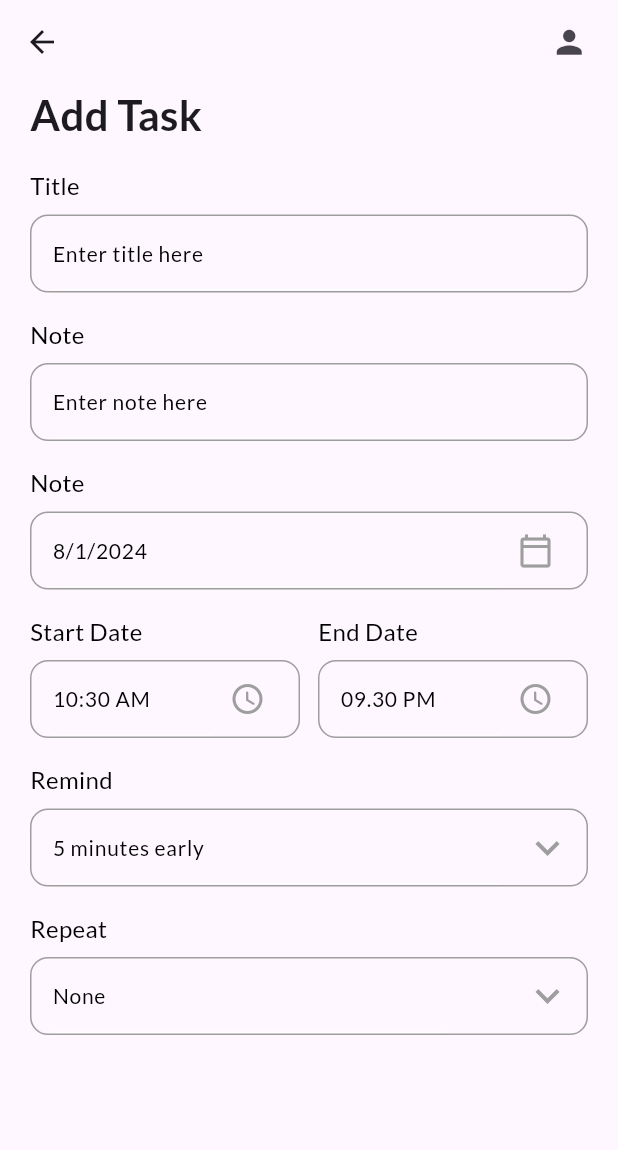
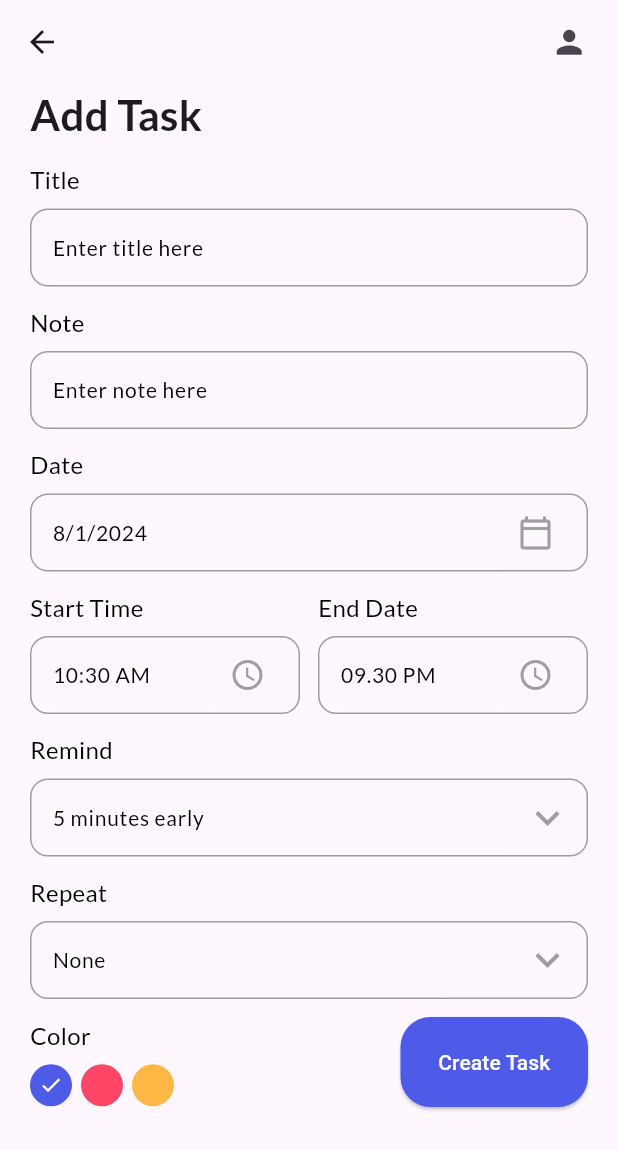
Before and after one commit to Ahmadpascal/MyTime, a Flutter app: the AddTaskPage screen opened directly, on a phone screen of 412 x 824 dp. Shown: the top 1150 px of the screen. Run offline on Flutter 3.47's test engine with Material 3 defaults, Android fonts, the phone set to English and light mode, and no system bars; our stand-ins replace bloc, date_picker_timeline, equatable, flutter_bloc, get, google_fonts and 1 more; accounts and stored records are empty.

Commit message:
modify add task function

```diff
--- a/lib/Bloc/AuthBloc/auth_bloc.dart
+++ b/lib/Bloc/AuthBloc/auth_bloc.dart
@@ -8,7 +8,7 @@ part 'auth_event.dart';
 part 'auth_state.dart';
 
 class AuthBloc extends Bloc<AuthEvent, AuthState> {
-  final Repository repository;
+  final AuthService repository;
   AuthBloc(this.repository) : super(AuthInitial()) {
 
     on<LoginEvent>((event, emit) async{
@@ -44,7 +44,7 @@ class AuthBloc extends Bloc<AuthEvent, AuthState> {
             ));
 
         if(res>0){
-          Users usr = await repository.getLoggedIn(event.users.username);
+          // Users usr = await repository.getLoggedIn(event.users.username);
           emit(SuccessRegister());
           // emit(Authenticated(usr));
         }else if (res == 0){
--- a/lib/DatabaseHelper/repository.dart
+++ b/lib/DatabaseHelper/repository.dart
@@ -1,15 +1,16 @@
 
 import 'package:mytime/DatabaseHelper/connection.dart';
 import 'package:mytime/DatabaseHelper/tables.dart';
+import 'package:mytime/Models/task.dart';
 
 import '../Models/users.dart';
 
-class Repository{
+class AuthService{
   final DatabaseHelper databaseHelper = DatabaseHelper();
 
   //Authentication
    Future<bool> authenticate(Users users)async{
-   final db = await databaseHelper.initDB();
+   final db = await databaseHelper.database;
    final authenticated = await db.query(Tables.userTableName, where: "username = ? AND password = ? ",whereArgs: [users.username, users.password]);
    if(authenticated.isNotEmpty){
      return true;
@@ -20,7 +21,7 @@ class Repository{
 
    //Sign up new account
    Future<int> registerUser(Users users)async{
-     final db = await databaseHelper.initDB();
+     final db = await databaseHelper.database;
      final res = await db.query(Tables.userTableName,where: "username = ?",whereArgs: [users.username]);
      if(res.isNotEmpty){
        return 0;
@@ -32,7 +33,7 @@ class Repository{
 
    //Get logged in user
    Future<Users> getLoggedIn(String username)async{
-     final db = await databaseHelper.initDB();
+     final db = await databaseHelper.database;
      final result = await db.query(Tables.userTableName,where: "username = ?",whereArgs: [username]);
      if(result.isNotEmpty){
        return Users.fromMap(result.first);
@@ -40,7 +41,41 @@ class Repository{
        throw Exception("User $username not found");
      }
    }
+ }
 
+ class TaskRepository {
+  final DatabaseHelper _dbHelper = DatabaseHelper();
 
+  Future<int> addTask(Task task) async {
+    final db = await _dbHelper.database;
+    return await db.insert('tasks', task.toJson());
+  }
 
- }
+  Future<List<Task>> getTasks() async {
+    final db = await _dbHelper.database;
+    final List<Map<String, dynamic>> maps = await db.query('tasks');
+    return List.generate(maps.length, (i) {
+      return Task.fromJson(maps[i]);
+    });
+  }
+
+  Future<int> updateTask(Task task) async {
+    final db = await _dbHelper.database;
+    return await db.update(
+      'tasks',
+      task.toJson(),
+      where: 'id = ?',
+      whereArgs: [task.id],
+    );
+  }
+
+  Future<int> deleteTask(int id) async {
+    final db = await _dbHelper.database;
+    return await db.delete(
+      'tasks',
+      where: 'id = ?',
+      whereArgs: [id],
+    );
+  }
+
+}
--- /dev/null
+++ b/lib/Models/task.dart
@@ -0,0 +1,53 @@
+class Task{
+  int? id;
+  String? title;
+  String? note;
+  int? isCompleted;
+  String? date;
+  String? starTime;
+  String? endTime;
+  int? color;
+  int? remind;
+  String? repeat;
+
+  Task({
+    this.id,
+    this.title,
+    this.note,
+    this.isCompleted,
+    this.date,
+    this.starTime,
+    this.endTime,
+    this.color,
+    this.remind,
+    this.repeat
+  });
+
+  Task.fromJson(Map<String, dynamic> json){
+    id = json["id"];
+    title = json["title"];
+    note = json["note"];
+    isCompleted = json["isCompleted"];
+    date = json["date"];
+    starTime = json["starTime"];
+    endTime = json["endTime"];
+    color = json["color"];
+    remind = json["remind"];
+    repeat = json["repeat"];
+  }
+
+  Map<String, dynamic> toJson() {
+    final Map<String, dynamic> data = <String, dynamic>{};
+    data['id'] = id;
+    data['title'] = title;
+    data['note'] = note;
+    data['isCompleted'] = isCompleted;
+    data['date'] = date;
+    data['starTime'] = starTime;
+    data['endTime'] = endTime;
+    data['color'] = color;
+    data['remind'] = remind;
+    data['repeat'] = repeat;
+    return data;
+  }
+}
--- /dev/null
+++ b/lib/controllers/task_controllers.dart
@@ -0,0 +1,16 @@
+import 'package:get/get.dart';
+import 'package:mytime/DatabaseHelper/repository.dart';
+import 'package:mytime/Models/task.dart';
+
+class TaskControllers extends GetxController{
+  final TaskRepository taskRepository = TaskRepository();
+
+  @override
+  void onReady() {
+    super.onReady();
+  }
+
+  Future<void> addTask({required Task task}) async{
+    await taskRepository.addTask(task);
+  }
+}
--- a/lib/main.dart
+++ b/lib/main.dart
@@ -7,7 +7,7 @@ import 'package:flutter_bloc/flutter_bloc.dart';
 
 import 'Bloc/AuthBloc/auth_bloc.dart';
 
-void main() {
+void main() async {
   SystemChrome.setSystemUIOverlayStyle(
       const SystemUiOverlayStyle(
         statusBarColor: Colors.transparent,
@@ -26,7 +26,7 @@ class MyApp extends StatelessWidget {
   @override
   Widget build(BuildContext context) {
     return BlocProvider(
-      create: (context) => AuthBloc(Repository()),
+      create: (context) => AuthBloc(AuthService()),
       child: GetMaterialApp(
         debugShowCheckedModeBanner: false,
         title: 'Flutter Demo',
--- a/lib/screens/add_task_bar.dart
+++ b/lib/screens/add_task_bar.dart
@@ -1,6 +1,10 @@
 import 'package:flutter/material.dart';
+import 'package:get/get.dart';
 import 'package:intl/intl.dart';
+import 'package:mytime/Models/task.dart';
+import 'package:mytime/controllers/task_controllers.dart';
 import 'package:mytime/widgets/input_field.dart';
+import 'package:mytime/widgets/mybutton.dart';
 import 'package:mytime/widgets/theme.dart';
 
 class AddTaskPage extends StatefulWidget {
@@ -11,6 +15,9 @@ class AddTaskPage extends StatefulWidget {
 }
 
 class _AddTaskPageState extends State<AddTaskPage> {
+  final TaskControllers taskControllers = Get.put(TaskControllers());
+  final title = TextEditingController();
+  final note = TextEditingController();
   DateTime _selectedDate = DateTime.now();
   String _startTime = DateFormat("hh:mm a").format(DateTime.now()).toString();
   String _endTime = "09.30 PM";
@@ -19,6 +26,8 @@ class _AddTaskPageState extends State<AddTaskPage> {
 
   String selectedRepeat = "None";
   List<String> repeatList = ["None", "Daily", "Weekly", "Monthly"];
+
+  int selectedColor = 0;
   @override
   Widget build(BuildContext context) {
     return Scaffold(
@@ -33,18 +42,19 @@ class _AddTaskPageState extends State<AddTaskPage> {
                 "Add Task",
                 style: headingStyle,
               ),
-              const MyInputField(
+              MyInputField(
                 title: "Title",
                 hint: "Enter title here",
-                // controller: title
+                controller: title
               ),
-              const MyInputField(
+              MyInputField(
                 title: "Note",
                 hint: "Enter note here",
+                controller: note
                 // controller: title
               ),
               MyInputField(
-                title: "Note",
+                title: "Date",
                 hint: DateFormat.yMd().format(_selectedDate),
                 widget: IconButton(
                     onPressed: () {
@@ -58,7 +68,7 @@ class _AddTaskPageState extends State<AddTaskPage> {
                 children: [
                   Expanded(
                       child: MyInputField(
-                    title: "Start Date",
+                    title: "Start Time",
                     hint: _startTime,
                     widget: IconButton(
                         onPressed: () {
@@ -118,10 +128,12 @@ class _AddTaskPageState extends State<AddTaskPage> {
                   elevation: 4,
                   style: subTitleStyle,
                   underline: Container(width: 0),
-                  items: repeatList.map<DropdownMenuItem<String>>((String? value) {
+                  items:
+                      repeatList.map<DropdownMenuItem<String>>((String? value) {
                     return DropdownMenuItem<String>(
                       value: value,
-                      child: Text(value!, style: const TextStyle(color: Colors.grey)),
+                      child: Text(value!,
+                          style: const TextStyle(color: Colors.grey)),
                     );
                   }).toList(),
                   onChanged: (String? newValue) {
@@ -130,11 +142,96 @@ class _AddTaskPageState extends State<AddTaskPage> {
                     });
                   },
                 ),
+              ),
+              const SizedBox(height: 12),
+              Row(
+                mainAxisAlignment: MainAxisAlignment.spaceBetween,
+                crossAxisAlignment: CrossAxisAlignment.center,
+                children: [
+                  colorPallete(),
+                  MyButton(
+                    label: "Create Task",
+                    onPressed: () {
+                      validateDate();
+                    }
+                  )
+                ],
               )
             ],
           ),
         ),
       ),
+    );
+  }
+
+  validateDate() {
+    if (title.text.isNotEmpty&&note.text.isNotEmpty) {
+      addTaskToDb();
+      Get.back();
+    } else if(title.text.isEmpty||note.text.isEmpty){
+      Get.snackbar(
+        "Required!", "Semua bidang wajib diisi",
+        snackPosition: SnackPosition.TOP,
+        backgroundColor: Colors.redAccent,
+        colorText: Colors.white,
+        icon: const Icon(Icons.warning_amber_rounded)
+      );
+    }
+  }
+
+  addTaskToDb() async {
+    await taskControllers.addTask(
+      task: Task(
+        note: title.text,
+        title: title.text,
+        date: DateFormat.yMd().format(_selectedDate),
+        starTime: _startTime,
+        endTime: _endTime,
+        remind: selectedRemind,
+        repeat: selectedRepeat,
+        color: selectedColor,
+        isCompleted: 0
+      )
+    );
+    print("my id is:");
+  }
+
+  colorPallete() {
+    return Column(
+      crossAxisAlignment: CrossAxisAlignment.start,
+      children: [
+        Text("Color", style: titleStyle),
+        const SizedBox(height: 8.0),
+        Wrap(
+          children: List<Widget>.generate(3, (int index) {
+            return GestureDetector(
+              onTap: () {
+                setState(() {
+                  selectedColor = index;
+                });
+              },
+              child: Padding(
+                padding: const EdgeInsets.only(right: 6.0),
+                child: CircleAvatar(
+                  radius: 14,
+                  backgroundColor: index == 0
+                      ? primaryClr
+                      : index == 1
+                          ? pinkClr
+                          : yellowClr,
+                  child: selectedColor == index
+                      ? const Icon(
+                          Icons.done,
+                          color: Colors.white,
+                          size: 16,
+                        )
+                      : Container(),
+                ),
+              ),
+            );
+          }),
+        )
+      ],
     );
   }
 
--- a/lib/widgets/input_field.dart
+++ b/lib/widgets/input_field.dart
@@ -4,20 +4,22 @@ import 'package:mytime/widgets/theme.dart';
 class MyInputField extends StatelessWidget {
   final String hint;
   final String title;
-  // final TextEditingController controller;
+  final TextEditingController? controller;
+  final FormFieldValidator? validator;
   final Widget? widget;
   const MyInputField(
       {super.key,
       required this.title,
       required this.hint,
-      // required this.controller,
-      this.widget
+      this.controller,
+      this.widget,
+      this.validator
       });
 
   @override
   Widget build(BuildContext context) {
     return Container(
-      margin: const EdgeInsets.only(top: 16),
+      margin: const EdgeInsets.only(top: 12),
       child: Column(
         crossAxisAlignment: CrossAxisAlignment.start,
         children: [
@@ -42,8 +44,9 @@ class MyInputField extends StatelessWidget {
                   child: TextFormField(
                     readOnly: widget==null?false:true,
                     autofocus: false,
-                    // controller: controller,
+                    controller: controller,
                     // cursorColor: ,
+                    validator: validator,
                     style: subTitleStyle,
                     decoration: InputDecoration(
                       hintText: hint,
--- a/lib/widgets/mybutton.dart
+++ b/lib/widgets/mybutton.dart
@@ -13,13 +13,13 @@ class MyButton extends StatelessWidget {
   Widget build(BuildContext context) {
     return Container(
       // margin: const EdgeInsets.symmetric(vertical: 8),
-      width: 120,
+      width: 125,
       height: 60,
       decoration: BoxDecoration(borderRadius: BorderRadius.circular(40)),
       child: ElevatedButton(
         style: ElevatedButton.styleFrom(
             shape:
-                RoundedRectangleBorder(borderRadius: BorderRadius.circular(8)),
+                RoundedRectangleBorder(borderRadius: BorderRadius.circular(20)),
             backgroundColor: primaryClr),
         onPressed: onPressed,
         child: Text(
```
Also changed, not shown: lib/DatabaseHelper/connection.dart (+54 -13 lines).
